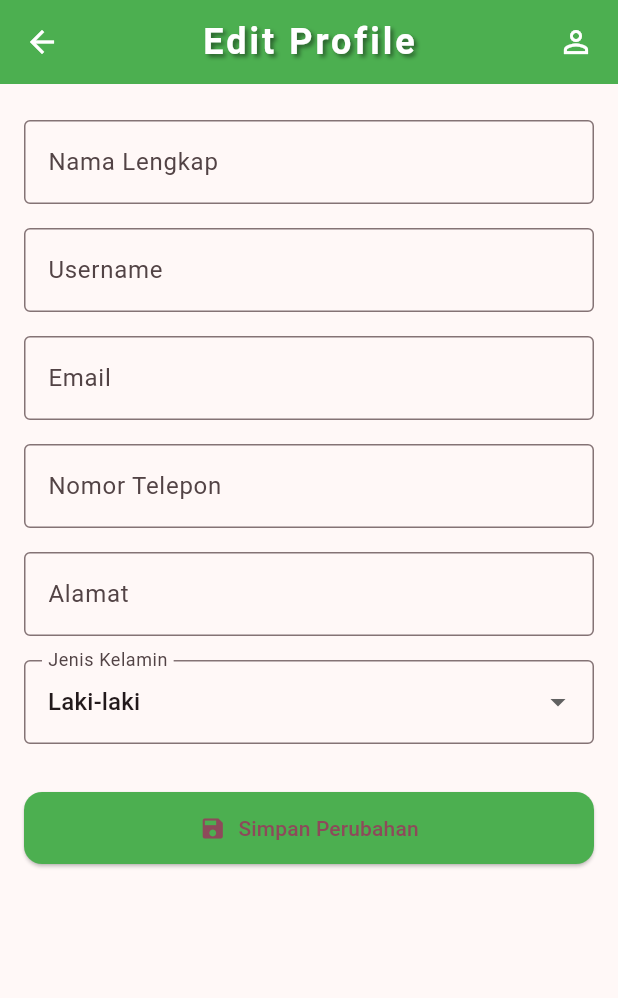
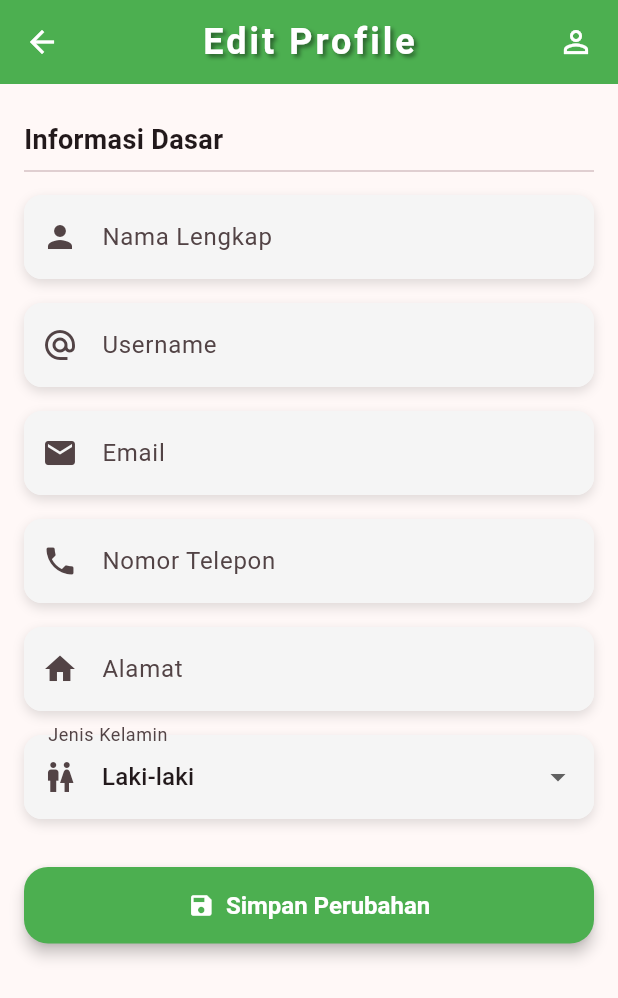
Before and after one commit to art-trnty/Florista, a Flutter app: the EditProfileScreen screen opened directly with empty values, on a phone screen of 412 x 824 dp. Shown: the top 998 px of the screen. Run offline on Flutter 3.47's test engine with Material 3 defaults, Android fonts, the phone set to English and light mode, and no system bars; our stand-ins replace cloud_firestore, firebase_auth, firebase_core, flutter_spinkit, geocoding, geolocator and 2 more; missing offline and left inert: firebase_app_check; accounts and stored records are empty.

Commit message:
Update files

```diff
--- a/lib/screens/AdditionalFeaturesScreen/EditProfileScreen.dart
+++ b/lib/screens/AdditionalFeaturesScreen/EditProfileScreen.dart
@@ -1,5 +1,6 @@
 import 'package:flutter/material.dart';
 import 'package:cloud_firestore/cloud_firestore.dart';
+import 'package:firebase_auth/firebase_auth.dart';
 
 class EditProfileScreen extends StatefulWidget {
   final Map<String, dynamic> currentData;
@@ -24,15 +25,15 @@ class _EditProfileScreenState extends State<EditProfileScreen> {
   late TextEditingController addressController;
   String gender = 'Laki-laki';
   bool isSaving = false;
+  late String originalEmail;
+  bool isEmailChanged = false;
 
   @override
   void initState() {
     super.initState();
-
     final rawGender = widget.currentData['gender'] ?? 'Laki-laki';
     final genderList = ['Laki-laki', 'Perempuan'];
     gender = genderList.contains(rawGender) ? rawGender : 'Laki-laki';
-
     nameController = TextEditingController(text: widget.currentData['name']);
     usernameController = TextEditingController(
       text: widget.currentData['username'],
@@ -44,20 +45,89 @@ class _EditProfileScreenState extends State<EditProfileScreen> {
     addressController = TextEditingController(
       text: widget.currentData['address'],
     );
+    originalEmail = widget.currentData['email'];
+    emailController.addListener(() {
+      final currentEmail = emailController.text.trim();
+      setState(() {
+        isEmailChanged = currentEmail != originalEmail;
+      });
+    });
+  }
+
+  Future<String?> _promptPassword() async {
+    String? password;
+    final controller = TextEditingController();
+
+    await showDialog(
+      context: context,
+      builder:
+          (context) => AlertDialog(
+            title: const Text('Konfirmasi Password'),
+            content: TextField(
+              controller: controller,
+              obscureText: true,
+              decoration: const InputDecoration(labelText: 'Password'),
+            ),
+            actions: [
+              TextButton(
+                onPressed: () => Navigator.pop(context),
+                child: const Text('Batal'),
+              ),
+              TextButton(
+                onPressed: () {
+                  password = controller.text.trim();
+                  Navigator.pop(context);
+                },
+                child: const Text('Lanjut'),
+              ),
+            ],
+          ),
+    );
+    return password;
+  }
+
+  Future<void> _sendEmailVerificationCode() async {
+    try {
+      final user = FirebaseAuth.instance.currentUser;
+
+      if (user != null && user.email != null) {
+        final password = await _promptPassword();
+        if (password == null || password.isEmpty) return;
+
+        final credential = EmailAuthProvider.credential(
+          email: user.email!,
+          password: password,
+        );
+        await user.reauthenticateWithCredential(credential);
+        await user.verifyBeforeUpdateEmail(emailController.text.trim());
+        ScaffoldMessenger.of(context).showSnackBar(
+          const SnackBar(
+            content: Text('Kode verifikasi telah dikirim ke email baru'),
+          ),
+        );
+      } else {
+        _showError('User tidak ditemukan.');
+      }
+    } on FirebaseAuthException catch (e) {
+      if (e.code == 'wrong-password') {
+        _showError('Password salah.');
+      } else {
+        _showError('Gagal mengirim verifikasi: ${e.message}');
+      }
+    } catch (e) {
+      _showError('Gagal mengirim verifikasi: $e');
+    }
   }
 
   Future<void> _saveChanges() async {
     if (_formKey.currentState!.validate()) {
       setState(() => isSaving = true);
       try {
-        // Ambil semua dokumen user dari koleksi (misal: 'users')
         final snapshot =
             await FirebaseFirestore.instance.collection('users').get();
-
         final newUsername = usernameController.text.trim();
         final newEmail = emailController.text.trim();
         final newPhone = phoneController.text.trim();
-
         bool isDuplicate(String field, String value) {
           return snapshot.docs.any(
             (doc) => doc.id != widget.userDocRef.id && doc.get(field) == value,
@@ -85,9 +155,7 @@ class _EditProfileScreenState extends State<EditProfileScreen> {
           Navigator.pop(context, true);
         }
       } catch (e) {
-        ScaffoldMessenger.of(
-          context,
-        ).showSnackBar(SnackBar(content: Text('Gagal menyimpan: $e')));
+        _showError('Gagal menyimpan: $e');
       } finally {
         setState(() => isSaving = false);
       }
@@ -106,7 +174,7 @@ class _EditProfileScreenState extends State<EditProfileScreen> {
       appBar: AppBar(
         backgroundColor: Colors.green,
         centerTitle: true,
-        iconTheme: const IconThemeData(color: Colors.white), // Icon back putih
+        iconTheme: const IconThemeData(color: Colors.white),
         title: const Text(
           'Edit Profile',
           style: TextStyle(
@@ -139,36 +207,94 @@ class _EditProfileScreenState extends State<EditProfileScreen> {
                   key: _formKey,
                   child: ListView(
                     children: [
-                      _buildTextField(nameController, 'Nama Lengkap'),
-                      _buildTextField(usernameController, 'Username'),
+                      const SizedBox(height: 8),
+                      const Text(
+                        'Informasi Dasar',
+                        style: TextStyle(
+                          fontSize: 18,
+                          fontWeight: FontWeight.bold,
+                        ),
+                      ),
+                      const Divider(),
+
+                      _buildTextField(
+                        nameController,
+                        'Nama Lengkap',
+                        icon: Icons.person,
+                      ),
+                      _buildTextField(
+                        usernameController,
+                        'Username',
+                        icon: Icons.alternate_email,
+                      ),
+
                       _buildTextField(
                         emailController,
                         'Email',
                         keyboardType: TextInputType.emailAddress,
+                        icon: Icons.email,
                       ),
+                      if (isEmailChanged) ...[
+                        Padding(
+                          padding: const EdgeInsets.only(top: 8.0),
+                          child: ElevatedButton.icon(
+                            onPressed: _sendEmailVerificationCode,
+                            icon: const Icon(
+                              Icons.verified,
+                              color: Colors.lightBlue,
+                            ),
+                            label: const Text(
+                              'Kirim Kode Verifikasi Email',
+                              style: TextStyle(color: Colors.white),
+                            ),
+                            style: ElevatedButton.styleFrom(
+                              backgroundColor: Colors.green,
+                              padding: const EdgeInsets.symmetric(vertical: 12),
+                              shape: RoundedRectangleBorder(
+                                borderRadius: BorderRadius.circular(12),
+                              ),
+                            ),
+                          ),
+                        ),
+                        const SizedBox(height: 16),
+                      ],
                       _buildTextField(
                         phoneController,
                         'Nomor Telepon',
                         keyboardType: TextInputType.phone,
+                        icon: Icons.phone,
                       ),
-                      _buildTextField(addressController, 'Alamat'),
+                      _buildTextField(
+                        addressController,
+                        'Alamat',
+                        icon: Icons.home,
+                      ),
                       _buildDropdown(
                         'Jenis Kelamin',
                         ['Laki-laki', 'Perempuan'],
                         gender,
                         (val) => setState(() => gender = val!),
                       ),
+
                       const SizedBox(height: 24),
                       ElevatedButton.icon(
                         onPressed: _saveChanges,
-                        icon: const Icon(Icons.save),
-                        label: const Text('Simpan Perubahan'),
+                        icon: const Icon(Icons.save, color: Colors.white),
+                        label: const Text(
+                          'Simpan Perubahan',
+                          style: TextStyle(color: Colors.white),
+                        ),
                         style: ElevatedButton.styleFrom(
                           backgroundColor: Colors.green,
-                          padding: const EdgeInsets.symmetric(vertical: 14),
+                          padding: const EdgeInsets.symmetric(vertical: 16),
+                          textStyle: const TextStyle(
+                            fontSize: 16,
+                            fontWeight: FontWeight.bold,
+                          ),
                           shape: RoundedRectangleBorder(
-                            borderRadius: BorderRadius.circular(12),
+                            borderRadius: BorderRadius.circular(16),
                           ),
+                          elevation: 4,
                         ),
                       ),
                     ],
@@ -182,19 +308,39 @@ class _EditProfileScreenState extends State<EditProfileScreen> {
     TextEditingController controller,
     String label, {
     TextInputType keyboardType = TextInputType.text,
+    IconData? icon,
   }) {
     return Padding(
       padding: const EdgeInsets.symmetric(vertical: 8),
+      child: Container(
+        decoration: BoxDecoration(
+          color: Colors.grey[100],
+          borderRadius: BorderRadius.circular(12),
+          boxShadow: [
+            BoxShadow(
+              color: Colors.black12,
+              blurRadius: 6,
+              offset: Offset(0, 3),
+            ),
+          ],
+        ),
         child: TextFormField(
           controller: controller,
           keyboardType: keyboardType,
           decoration: InputDecoration(
+            prefixIcon: icon != null ? Icon(icon) : null,
             labelText: label,
-          border: const OutlineInputBorder(),
+            border: OutlineInputBorder(
+              borderRadius: BorderRadius.circular(12),
+              borderSide: BorderSide.none,
+            ),
+            filled: true,
+            fillColor: Colors.grey[100],
           ),
           validator:
               (value) =>
                   value == null || value.isEmpty ? 'Tidak boleh kosong' : null,
+        ),
       ),
     );
   }
@@ -207,6 +353,18 @@ class _EditProfileScreenState extends State<EditProfileScreen> {
   ) {
     return Padding(
       padding: const EdgeInsets.symmetric(vertical: 8),
+      child: Container(
+        decoration: BoxDecoration(
+          color: Colors.grey[100],
+          borderRadius: BorderRadius.circular(12),
+          boxShadow: [
+            BoxShadow(
+              color: Colors.black12,
+              blurRadius: 6,
+              offset: Offset(0, 3),
+            ),
+          ],
+        ),
         child: DropdownButtonFormField<String>(
           value: currentValue,
           items:
@@ -216,7 +374,14 @@ class _EditProfileScreenState extends State<EditProfileScreen> {
           onChanged: onChanged,
           decoration: InputDecoration(
             labelText: label,
-          border: const OutlineInputBorder(),
+            prefixIcon: const Icon(Icons.wc),
+            border: OutlineInputBorder(
+              borderRadius: BorderRadius.circular(12),
+              borderSide: BorderSide.none,
+            ),
+            filled: true,
+            fillColor: Colors.grey[100],
+          ),
         ),
       ),
     );
```
Also changed, not shown: lib/screens/AdditionalFeaturesScreen/ProfileDetailScreens.dart (+5 -4 lines). Lines whose indentation alone changed are shown as unchanged.
